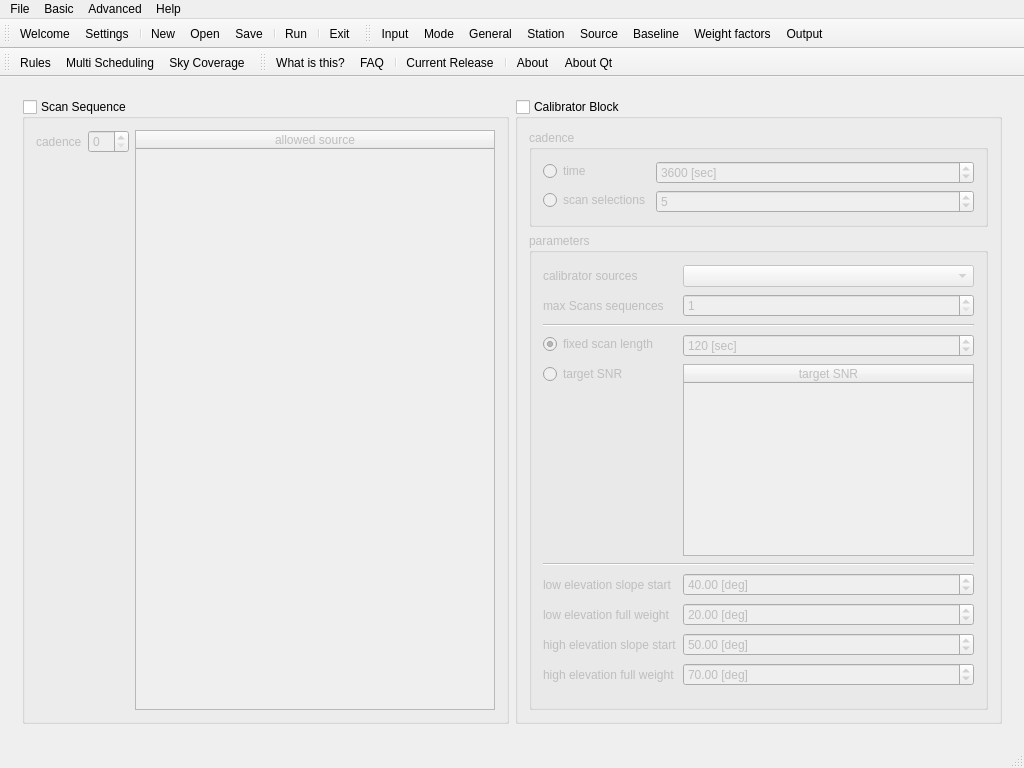
First picture: the form in mainwindow.ui, repository TUW-VieVS/VieSchedpp, before the edit.
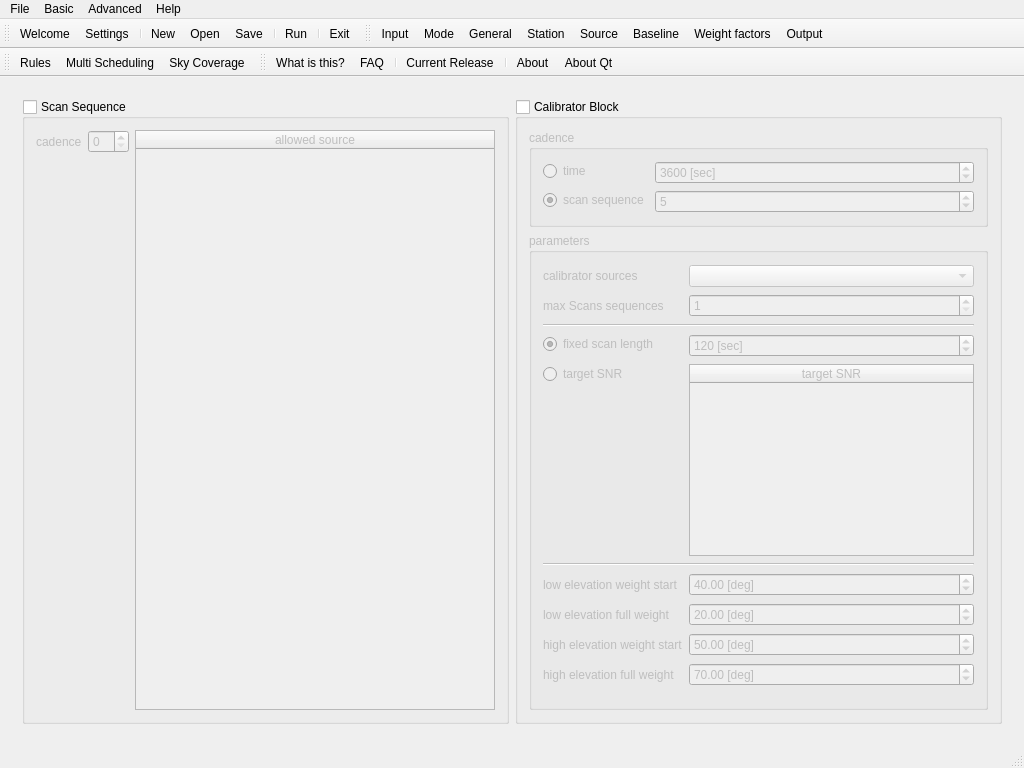
Second picture: the form after the edit. The open tabs and pages were chosen to show the change.

What changed in the file:
```diff
--- a/mainwindow.ui
+++ b/mainwindow.ui
@@ -2089,17 +2089,16 @@
                   <property name="text">
                    <string>time</string>
                   </property>
-                 </widget>
-                </item>
-                <item row="1" column="0">
-                 <widget class="QRadioButton" name="radioButton_4">
-                  <property name="text">
-                   <string>scan selections</string>
+                  <property name="checked">
+                   <bool>false</bool>
                   </property>
                  </widget>
                 </item>
                 <item row="0" column="1">
                  <widget class="QSpinBox" name="spinBox">
+                  <property name="enabled">
+                   <bool>false</bool>
+                  </property>
                   <property name="suffix">
                    <string> [sec]</string>
                   </property>
@@ -2114,6 +2113,16 @@
                   </property>
                  </widget>
                 </item>
+                <item row="1" column="0">
+                 <widget class="QRadioButton" name="radioButton_4">
+                  <property name="text">
+                   <string>scan sequence</string>
+                  </property>
+                  <property name="checked">
+                   <bool>true</bool>
+                  </property>
+                 </widget>
+                </item>
                 <item row="1" column="1">
                  <widget class="QSpinBox" name="spinBox_5">
                   <property name="value">
@@ -2227,7 +2236,7 @@
                 <item row="7" column="0">
                  <widget class="QLabel" name="label_35">
                   <property name="text">
-                   <string>low elevation slope start</string>
+                   <string>low elevation weight start</string>
                   </property>
                  </widget>
                 </item>
@@ -2281,7 +2290,7 @@
                 <item row="9" column="0">
                  <widget class="QLabel" name="label_36">
                   <property name="text">
-                   <string>high elevation slope start</string>
+                   <string>high elevation weight start</string>
                   </property>
                  </widget>
                 </item>
```
Left out of the diff: 68 changed lines with no effect on the pictures.
